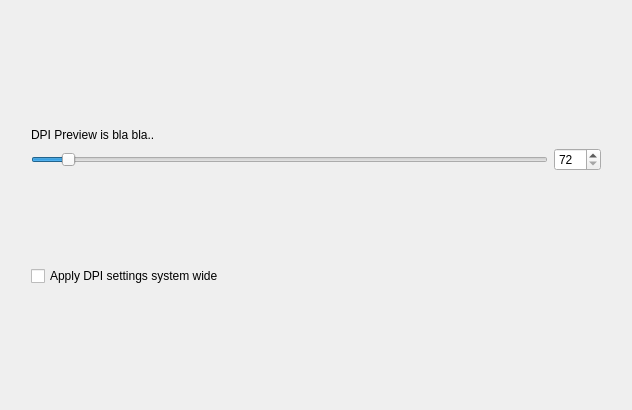
First picture: the form in kde4/kaptan4/src/gui/dpiWidget.ui, repository pars-linux/uludag, before the edit.
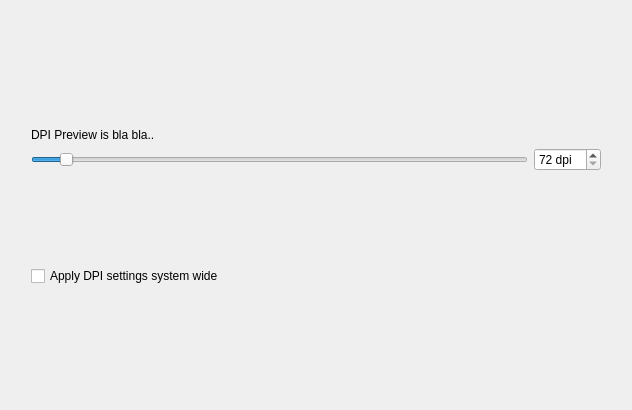
Second picture: the form after the edit.

Commit message: Apply DPI settings KDE-wide

Patch:
```diff
--- a/kde4/kaptan4/src/gui/dpiWidget.ui
+++ b/kde4/kaptan4/src/gui/dpiWidget.ui
@@ -114,6 +114,12 @@
          </item>
          <item>
           <widget class="QSpinBox" name="spinBox">
+           <property name="suffix">
+            <string> dpi</string>
+           </property>
+           <property name="prefix">
+            <string/>
+           </property>
            <property name="minimum">
             <number>72</number>
            </property>
```
The commit also changes 2 other files.
